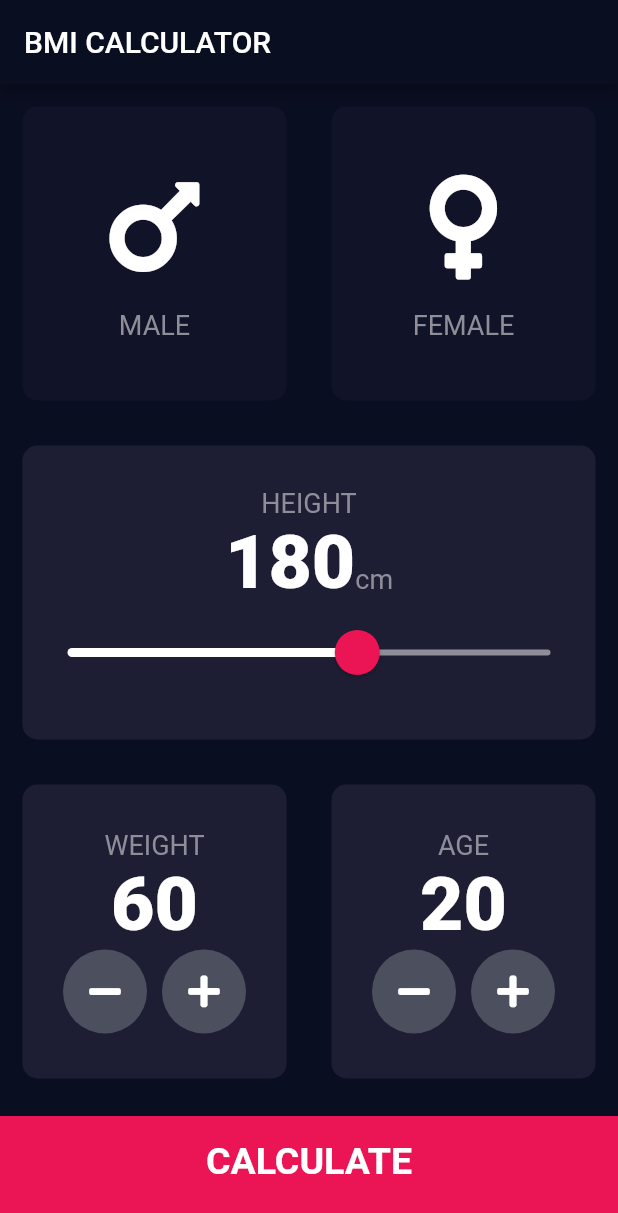
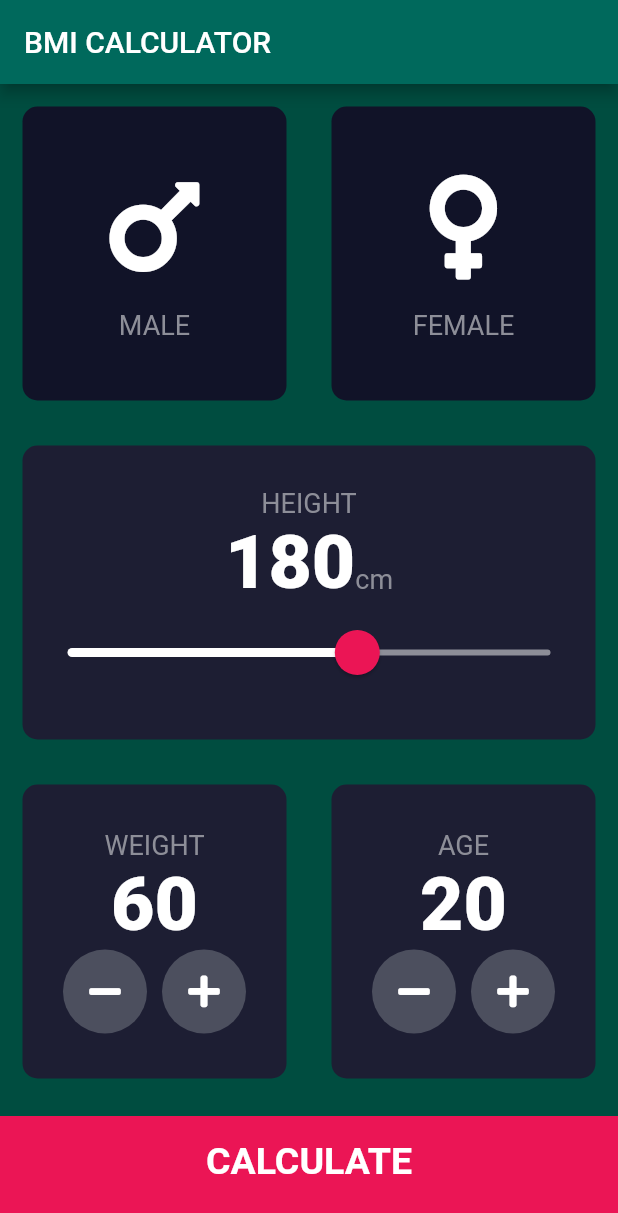
Before and after one commit to smamaHsn/BMI_Advanced_CALCULATOR_In_FLUTTER, a Flutter app: the screen it shows after launch, on a phone screen of 412 x 824 dp. Shown: the top 1213 px of the screen. Run offline on Flutter 3.47's test engine with Material 2 defaults, Android fonts, the phone set to English and light mode, and no system bars; our stand-ins replace font_awesome_flutter.

Commit message:
Main Screen Background color changed

```diff
--- a/lib/main.dart
+++ b/lib/main.dart
@@ -8,8 +8,8 @@ class BMICalculator extends StatelessWidget {
   Widget build(BuildContext context) {
     return MaterialApp(
       theme: ThemeData.dark().copyWith(
-        primaryColor: Color(0xFF0A0E21),
-        scaffoldBackgroundColor: Color(0xFF0A0E21),
+        primaryColor: Color(0xFF00695C),
+        scaffoldBackgroundColor: Color(0xFF004D40),
       ),
       home: InputPage(),
     );
```
